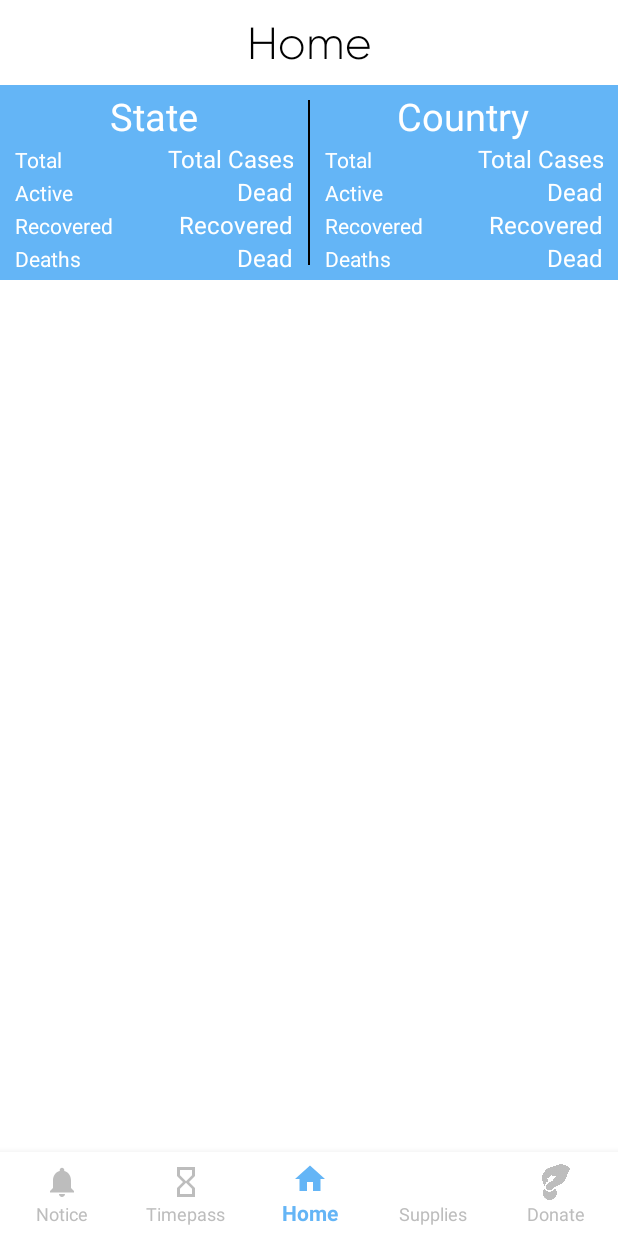
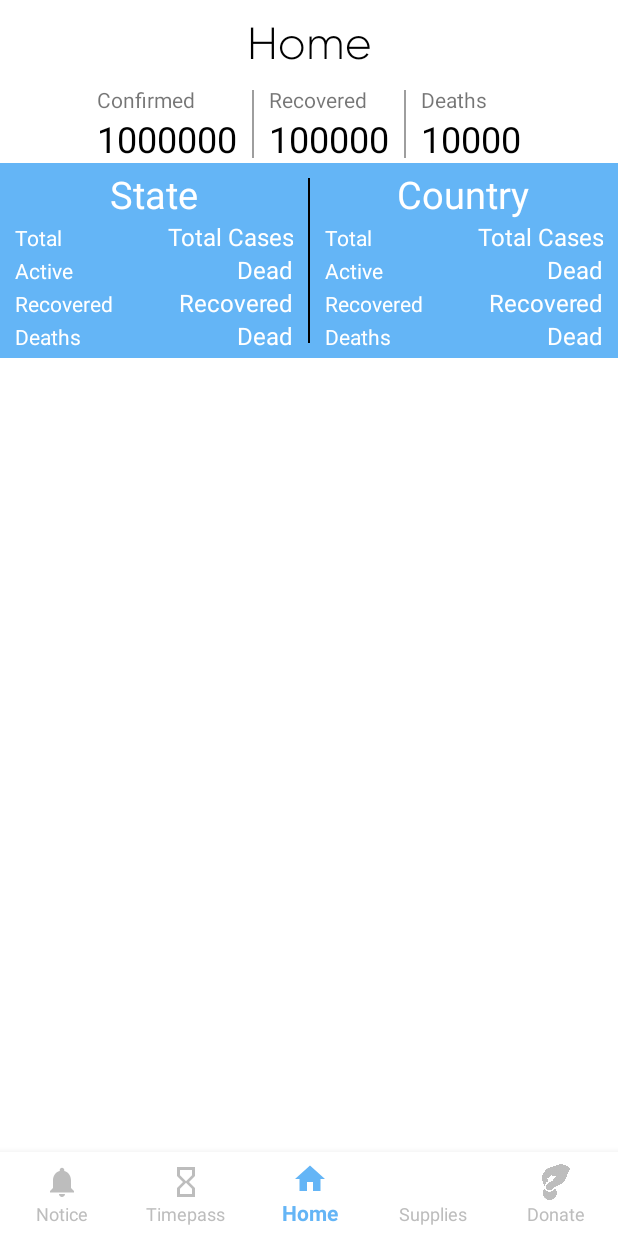
Before and after one commit to Anshit01/Sangarodhak, an Android app: the screen it shows after launch (DashBoardActivity), on a phone screen of 412 x 824 dp. Run offline under Robolectric (Android 15) with nearby library versions, the phone set to English and light mode, and no system bars; our stand-ins replace Volley; plain views replace RoundRectView; network calls fail.

Commit message:
added global stats on dashboard

```diff
--- a/app/build.gradle
+++ b/app/build.gradle
@@ -34,4 +34,5 @@ dependencies {
     implementation 'com.google.firebase:firebase-database:19.2.1'
     implementation 'com.google.android.gms:play-services-location:17.0.0'
     implementation 'com.github.bumptech.glide:glide:4.11.0'
+    implementation 'com.google.firebase:firebase-auth:19.3.0'
 }
--- a/app/src/main/java/com/hashbash/sangarodhak/Fragments/FragmentHome.java
+++ b/app/src/main/java/com/hashbash/sangarodhak/Fragments/FragmentHome.java
@@ -33,6 +33,7 @@ import com.android.volley.toolbox.Volley;
 import com.hashbash.sangarodhak.R;
 import com.hashbash.sangarodhak.StatsIndiaActivity;
 import com.hashbash.sangarodhak.StatsStateActivity;
+import com.hashbash.sangarodhak.StatsWorldActivity;
 
 import org.json.JSONArray;
 import org.json.JSONException;
@@ -51,6 +52,11 @@ public class FragmentHome extends Fragment implements LocationListener {
     private TextView state[] = new TextView[5];
     private TextView country[] = new TextView[5];
 
+    private TextView globalConfirmedTextView;
+    private TextView globalRecoveredTextView;
+    private TextView globalDeathsTextView;
+
+    private LinearLayout globalStatsLinearLayout;
     private LinearLayout countryStatsLinearLayout;
     private LinearLayout stateStatsLinearLayout;
 
@@ -84,8 +90,21 @@ public class FragmentHome extends Fragment implements LocationListener {
         country[3] = view.findViewById(R.id.country_dead);
         country[4] = view.findViewById(R.id.country_active);
 
+        globalConfirmedTextView = view.findViewById(R.id.global_confirmed);
+        globalRecoveredTextView = view.findViewById(R.id.global_recovered);
+        globalDeathsTextView = view.findViewById(R.id.global_deaths);
+
+        globalStatsLinearLayout = view.findViewById(R.id.global_stats_layout);
         countryStatsLinearLayout = view.findViewById(R.id.country_stats_layout);
         stateStatsLinearLayout = view.findViewById(R.id.state_stats_layout);
+
+        globalStatsLinearLayout.setOnClickListener(new View.OnClickListener() {
+            @Override
+            public void onClick(View v) {
+                Intent intent = new Intent(context, StatsWorldActivity.class);
+                startActivity(intent);
+            }
+        });
 
         countryStatsLinearLayout.setOnClickListener(new View.OnClickListener() {
             @Override
@@ -104,6 +123,8 @@ public class FragmentHome extends Fragment implements LocationListener {
         });
 
         getSharedPreferenceData();
+
+        setGlobalData();
 
         manager = (LocationManager) context.getSystemService(LOCATION_SERVICE);
         geocoder = new Geocoder(context, Locale.getDefault());
@@ -129,6 +150,10 @@ public class FragmentHome extends Fragment implements LocationListener {
         country[2].setText(preferences.getString(getString(R.string.pref_case_data_country_recovered), "Recovered"));
         country[3].setText(preferences.getString(getString(R.string.pref_case_data_country_dead), "Dead"));
         country[4].setText(preferences.getString(getString(R.string.pref_case_data_country_active), "Dead"));
+
+        globalConfirmedTextView.setText(preferences.getInt(getString(R.string.pref_case_data_global_confirmed), 1000000) + "");
+        globalRecoveredTextView.setText(preferences.getInt(getString(R.string.pref_case_data_global_recovered), 100000) + "");
+        globalDeathsTextView.setText(preferences.getInt(getString(R.string.pref_case_data_global_deaths), 10000) + "");
 
     }
 
@@ -209,6 +234,37 @@ public class FragmentHome extends Fragment implements LocationListener {
         queue.add(countryStatsRequest);
     }
 
+    private void setGlobalData(){
+        String url = getString(R.string.url_world_stats);
+        RequestQueue queue = Volley.newRequestQueue(context);
+        JsonObjectRequest request = new JsonObjectRequest(Request.Method.GET, url, null, new Response.Listener<JSONObject>() {
+            @Override
+            public void onResponse(JSONObject response) {
+                try {
+                    JSONObject globalData = response.getJSONObject("Global");
+                    int confirmed = globalData.getInt("TotalConfirmed");
+                    int recovered = globalData.getInt("TotalRecovered");
+                    int deaths = globalData.getInt("TotalDeaths");
+                    globalConfirmedTextView.setText("" + confirmed);
+                    globalRecoveredTextView.setText("" + recovered);
+                    globalDeathsTextView.setText("" + deaths);
+                    preferences.edit().putInt(getString(R.string.pref_case_data_global_confirmed), confirmed)
+                            .putInt(getString(R.string.pref_case_data_global_recovered), recovered)
+                            .putInt(getString(R.string.pref_case_data_global_deaths), deaths)
+                            .apply();
+                } catch (JSONException e) {
+                    Log.d("log", e.getMessage());
+                }
+            }
+        }, new Response.ErrorListener() {
+            @Override
+            public void onErrorResponse(VolleyError error) {
+                Log.d("log", error.toString());
+            }
+        });
+        queue.add(request);
+    }
+
     @Override
     public void onLocationChanged(Location location) {
         Log.d("Home", "Location Changed\n" + location);
--- a/app/src/main/java/com/hashbash/sangarodhak/StatsStateActivity.java
+++ b/app/src/main/java/com/hashbash/sangarodhak/StatsStateActivity.java
@@ -30,7 +30,6 @@ public class StatsStateActivity extends AppCompatActivity {
     protected void onCreate(Bundle savedInstanceState) {
         super.onCreate(savedInstanceState);
         setContentView(R.layout.activity_stats_state);
-        Log.d("log", "asdfd");
         if(savedInstanceState != null) {
             state = savedInstanceState.getString("state");
         }
--- a/app/src/main/res/layout/fragment_home.xml
+++ b/app/src/main/res/layout/fragment_home.xml
@@ -16,7 +16,8 @@
         <LinearLayout
             android:layout_width="match_parent"
             android:layout_height="wrap_content"
-            android:background="@color/white">
+            android:background="@color/white"
+            android:orientation="vertical">
 
             <TextView
                 android:layout_width="match_parent"
@@ -25,8 +26,102 @@
                 android:fontFamily="@font/gilroylight"
                 android:gravity="center"
                 android:text="Home"
-                android:textColor="@color/black"
+                android:textColor=  "@color/black"
                 android:textSize="30sp" />
+
+            <LinearLayout
+                android:id="@+id/global_stats_layout"
+                android:layout_width="wrap_content"
+                android:layout_height="wrap_content"
+                android:orientation="horizontal"
+                android:layout_gravity="center">
+
+                <LinearLayout
+                    android:layout_width="match_parent"
+                    android:layout_height="wrap_content"
+                    android:orientation="vertical"
+                    android:layout_weight="1"
+                    android:layout_marginHorizontal="10dp">
+
+                    <TextView
+                        android:layout_width="wrap_content"
+                        android:layout_height="wrap_content"
+                        android:text="Confirmed"
+                        android:shadowColor="@color/black"/>
+
+                    <TextView
+                        android:id="@+id/global_confirmed"
+                        android:layout_width="wrap_content"
+                        android:layout_height="wrap_content"
+                        android:text="1000000"
+                        android:textSize="24sp"
+                        android:textColor="@color/black"/>
+
+                </LinearLayout>
+
+                <View
+                    android:layout_width="1dp"
+                    android:layout_height="match_parent"
+                    android:layout_marginTop="3dp"
+                    android:layout_marginBottom="3dp"
+                    android:background="@color/grey_500" />
+
+                <LinearLayout
+                    android:layout_width="match_parent"
+                    android:layout_height="wrap_content"
+                    android:orientation="vertical"
+                    android:layout_weight="1"
+                    android:layout_marginHorizontal="10dp">
+
+                    <TextView
+                        android:layout_width="wrap_content"
+                        android:layout_height="wrap_content"
+                        android:text="Recovered"
+                        android:shadowColor="@color/black"/>
+
+                    <TextView
+                        android:id="@+id/global_recovered"
+                        android:layout_width="wrap_content"
+                        android:layout_height="wrap_content"
+                        android:text="10000"
+                        android:textSize="24sp"
+                        android:textColor="@color/black"/>
+
+                </LinearLayout>
+
+                <View
+                    android:layout_width="1dp"
+                    android:layout_height="match_parent"
+                    android:layout_marginTop="3dp"
+                    android:layout_marginBottom="3dp"
+                    android:background="@color/grey_500" />
+
+                <LinearLayout
+                    android:layout_width="match_parent"
+                    android:layout_height="wrap_content"
+                    android:orientation="vertical"
+                    android:layout_weight="1"
+                    android:layout_marginHorizontal="10dp">
+
+                    <TextView
+                        android:layout_width="wrap_content"
+                        android:layout_height="wrap_content"
+                        android:text="Deaths"
+                        android:shadowColor="@color/black"/>
+
+                    <TextView
+                        android:id="@+id/global_deaths"
+                        android:layout_width="wrap_content"
+                        android:layout_height="wrap_content"
+                        android:text="1000"
+                        android:textSize="24sp"
+                        android:textColor="@color/black"/>
+
+                </LinearLayout>
+
+
+
+            </LinearLayout>
 
         </LinearLayout>
 
--- a/app/src/main/res/values/strings.xml
+++ b/app/src/main/res/values/strings.xml
@@ -20,6 +20,11 @@
     <string name="pref_case_data_country_dead">PREF_COUNTRY_DEAD</string>
     <string name="pref_case_data_country_active">PREF_COUNTRY_ACTIVE</string>
 
+    <!--Global Data in Shared Preferences-->
+    <string name="pref_case_data_global_confirmed">PREF_GLOBAL_CONFIRMED</string>
+    <string name="pref_case_data_global_recovered">PREF_GLOBAL_RECOVERED</string>
+    <string name="pref_case_data_global_deaths">PREF_GLOBAL_DEATHS</string>
+
     <string name="url_world_stats">https://api.covid19api.com/summary</string>
     <string name="url_india_stats_mini">https://api.covid19api.com/live/country/india</string>
     <string name="url_india_all_states">https://api.rootnet.in/covid19-in/stats/latest</string>
--- a/build.gradle
+++ b/build.gradle
@@ -9,6 +9,7 @@ buildscript {
     }
     dependencies {
         classpath 'com.android.tools.build:gradle:3.6.2'
+        classpath 'com.google.gms:google-services:4.3.3'
 
 
         // NOTE: Do not place your application dependencies here; they belong
```
